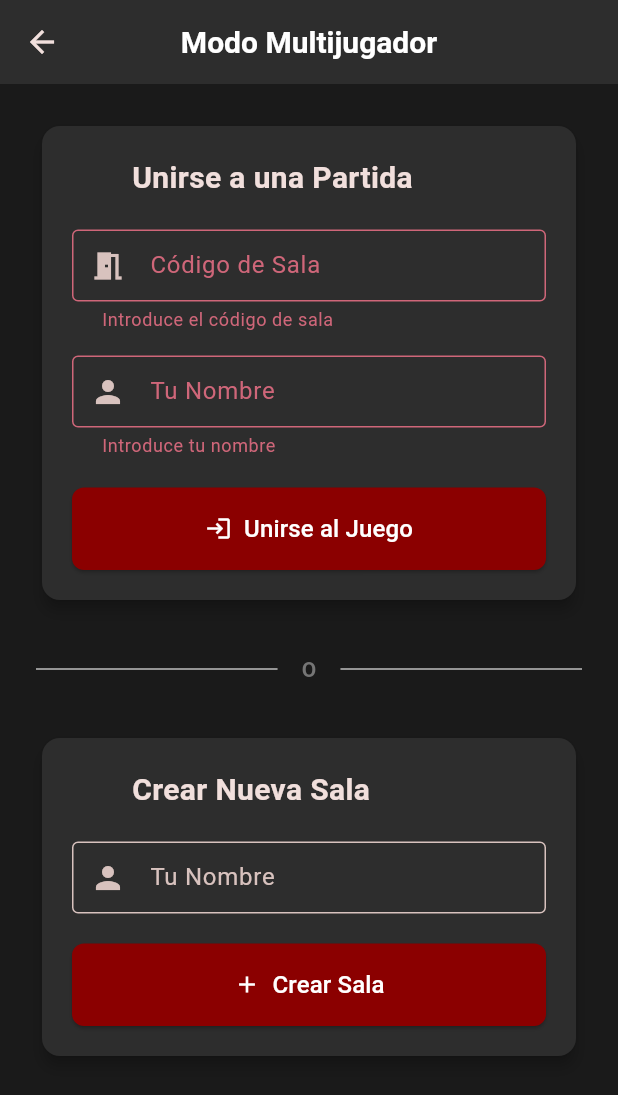
After one commit to ErizoDaFunk/cluedo-party, a Flutter app: the MultiplayerSetupPage screen opened by its route, after a tap on "Unirse al Juego", on a phone screen of 412 x 824 dp. The commit adds this screen. Shown: the top 1095 px of the screen. Run offline on Flutter 3.47's test engine with Material 3 defaults, Android fonts, the light colour scheme and no system bars; our stand-ins replace dartz, equatable, flutter_bloc, get_it, hive, hive_flutter; accounts and stored records are empty.

Commit message:
Starting work related with multiplayer mode

```diff
--- a/lib/core/config/route_names.dart
+++ b/lib/core/config/route_names.dart
@@ -6,4 +6,5 @@ class RouteNames {
   static const String gameSetup = '/game-setup';
   static const String gameActive = '/game-active';
   static const String assignmentReveal = '/assignment-reveal';
+  static const String multiplayerSetup = '/multiplayer-setup';
 }
--- a/lib/core/config/routes.dart
+++ b/lib/core/config/routes.dart
@@ -4,6 +4,7 @@ import '../../features/game_setup/presentation/bloc/game_setup_bloc.dart';
 import '../../features/game_setup/presentation/bloc/game_setup_event.dart';
 import '../../features/game_setup/presentation/pages/game_setup_page.dart';
 import '../../features/home/presentation/pages/home_page.dart';
+import '../../features/multiplayer/presentation/pages/multiplayer_setup_page.dart';
 import '../di/injection.dart';
 import 'route_names.dart';
 
@@ -19,6 +20,7 @@ class AppRoutes {
           create: (_) => getIt<GameSetupBloc>()..add(const LoadGameSetup()),
           child: const GameSetupPage(),
         ),
+    RouteNames.multiplayerSetup: (context) => const MultiplayerSetupPage(),
     // Future routes:
     // RouteNames.gameActive: (context) => const GameActivePage(),
     // RouteNames.assignmentReveal: (context) => const AssignmentRevealPage(),
--- a/lib/features/home/presentation/pages/home_page.dart
+++ b/lib/features/home/presentation/pages/home_page.dart
@@ -1,4 +1,5 @@
 import 'package:flutter/material.dart';
+import '../../../../core/config/route_names.dart';
 import '../../../../core/constants/game_constants.dart';
 
 class HomePage extends StatelessWidget {
@@ -46,7 +47,7 @@ class HomePage extends StatelessWidget {
                 width: double.infinity,
                 child: ElevatedButton.icon(
                   onPressed: () {
-                    Navigator.of(context).pushNamed('/game-setup');
+                    Navigator.of(context).pushNamed(RouteNames.gameSetup);
                   },
                   icon: const Icon(Icons.phone_android, size: 28),
                   label: const Text(
@@ -60,11 +61,13 @@ class HomePage extends StatelessWidget {
               ),
               const SizedBox(height: 16),
 
-              // Multiplayer mode button (disabled)
+              // Multiplayer mode button
               SizedBox(
                 width: double.infinity,
                 child: ElevatedButton.icon(
-                  onPressed: null, // Disabled for now
+                  onPressed: () {
+                    Navigator.of(context).pushNamed(RouteNames.multiplayerSetup);
+                  },
                   icon: const Icon(Icons.devices, size: 28),
                   label: const Text(
                     'Modo Varios Dispositivos',
@@ -75,15 +78,6 @@ class HomePage extends StatelessWidget {
                   ),
                 ),
               ),
-              const SizedBox(height: 8),
-              const Text(
-                'Próximamente...',
-                style: TextStyle(
-                  fontSize: 14,
-                  color: Colors.grey,
-                  fontStyle: FontStyle.italic,
-                ),
-              ),
             ],
           ),
         ),
--- /dev/null
+++ b/lib/features/multiplayer/presentation/pages/multiplayer_setup_page.dart
@@ -0,0 +1,230 @@
+import 'package:flutter/material.dart';
+
+class MultiplayerSetupPage extends StatefulWidget {
+  const MultiplayerSetupPage({super.key});
+
+  @override
+  State<MultiplayerSetupPage> createState() => _MultiplayerSetupPageState();
+}
+
+class _MultiplayerSetupPageState extends State<MultiplayerSetupPage> {
+  final _formKey = GlobalKey<FormState>();
+  final _roomCodeController = TextEditingController();
+  final _playerNameJoinController = TextEditingController();
+  final _playerNameCreateController = TextEditingController();
+
+  @override
+  void dispose() {
+    _roomCodeController.dispose();
+    _playerNameJoinController.dispose();
+    _playerNameCreateController.dispose();
+    super.dispose();
+  }
+
+  void _joinGame() {
+    if (_formKey.currentState!.validate()) {
+      final roomCode = _roomCodeController.text.trim().toUpperCase();
+      final playerName = _playerNameJoinController.text.trim();
+
+      // TODO: Implement join game logic
+      ScaffoldMessenger.of(context).showSnackBar(
+        SnackBar(content: Text('Uniéndose a sala $roomCode como $playerName')),
+      );
+    }
+  }
+
+  void _createRoom() {
+    if (_playerNameCreateController.text.trim().isEmpty) {
+      ScaffoldMessenger.of(context).showSnackBar(
+        const SnackBar(content: Text('Introduce tu nombre')),
+      );
+      return;
+    }
+
+    final playerName = _playerNameCreateController.text.trim();
+
+    // TODO: Implement create room logic
+    ScaffoldMessenger.of(context).showSnackBar(
+      SnackBar(content: Text('Creando sala como $playerName')),
+    );
+  }
+
+  @override
+  Widget build(BuildContext context) {
+    return Scaffold(
+      appBar: AppBar(
+        title: const Text('Modo Multijugador'),
+      ),
+      body: SafeArea(
+        child: SingleChildScrollView(
+          padding: const EdgeInsets.all(24.0),
+          child: Form(
+            key: _formKey,
+            child: Column(
+              crossAxisAlignment: CrossAxisAlignment.stretch,
+              children: [
+                // Join existing game section
+                Card(
+                  elevation: 4,
+                  child: Padding(
+                    padding: const EdgeInsets.all(20.0),
+                    child: Column(
+                      crossAxisAlignment: CrossAxisAlignment.start,
+                      children: [
+                        Row(
+                          children: [
+                            Icon(
+                              Icons.login,
+                              color: Theme.of(context).primaryColor,
+                              size: 28,
+                            ),
+                            const SizedBox(width: 12),
+                            const Text(
+                              'Unirse a una Partida',
+                              style: TextStyle(
+                                fontSize: 20,
+                                fontWeight: FontWeight.bold,
+                              ),
+                            ),
+                          ],
+                        ),
+                        const SizedBox(height: 20),
+                        TextFormField(
+                          controller: _roomCodeController,
+                          decoration: const InputDecoration(
+                            labelText: 'Código de Sala',
+                            hintText: 'Ej: ABC123',
+                            prefixIcon: Icon(Icons.meeting_room),
+                            border: OutlineInputBorder(),
+                          ),
+                          textCapitalization: TextCapitalization.characters,
+                          validator: (value) {
+                            if (value == null || value.trim().isEmpty) {
+                              return 'Introduce el código de sala';
+                            }
+                            if (value.trim().length < 4) {
+                              return 'Código inválido';
+                            }
+                            return null;
+                          },
+                        ),
+                        const SizedBox(height: 16),
+                        TextFormField(
+                          controller: _playerNameJoinController,
+                          decoration: const InputDecoration(
+                            labelText: 'Tu Nombre',
+                            hintText: 'Nombre del jugador',
+                            prefixIcon: Icon(Icons.person),
+                            border: OutlineInputBorder(),
+                          ),
+                          validator: (value) {
+                            if (value == null || value.trim().isEmpty) {
+                              return 'Introduce tu nombre';
+                            }
+                            return null;
+                          },
+                        ),
+                        const SizedBox(height: 20),
+                        SizedBox(
+                          width: double.infinity,
+                          child: ElevatedButton.icon(
+                            onPressed: _joinGame,
+                            icon: const Icon(Icons.login),
+                            label: const Text(
+                              'Unirse al Juego',
+                              style: TextStyle(fontSize: 16),
+                            ),
+                            style: ElevatedButton.styleFrom(
+                              padding: const EdgeInsets.symmetric(vertical: 16),
+                            ),
+                          ),
+                        ),
+                      ],
+                    ),
+                  ),
+                ),
+
+                const SizedBox(height: 32),
+
+                // Divider with text
+                Row(
+                  children: [
+                    Expanded(child: Divider(color: Colors.grey[400])),
+                    Padding(
+                      padding: const EdgeInsets.symmetric(horizontal: 16),
+                      child: Text(
+                        'O',
+                        style: TextStyle(
+                          color: Colors.grey[600],
+                          fontWeight: FontWeight.bold,
+                        ),
+                      ),
+                    ),
+                    Expanded(child: Divider(color: Colors.grey[400])),
+                  ],
+                ),
+
+                const SizedBox(height: 32),
+
+                // Create new room section
+                Card(
+                  elevation: 4,
+                  child: Padding(
+                    padding: const EdgeInsets.all(20.0),
+                    child: Column(
+                      crossAxisAlignment: CrossAxisAlignment.start,
+                      children: [
+                        Row(
+                          children: [
+                            Icon(
+                              Icons.add_circle,
+                              color: Theme.of(context).primaryColor,
+                              size: 28,
+                            ),
+                            const SizedBox(width: 12),
+                            const Text(
+                              'Crear Nueva Sala',
+                              style: TextStyle(
+                                fontSize: 20,
+                                fontWeight: FontWeight.bold,
+                              ),
+                            ),
+                          ],
+                        ),
+                        const SizedBox(height: 20),
+                        TextFormField(
+                          controller: _playerNameCreateController,
+                          decoration: const InputDecoration(
+                            labelText: 'Tu Nombre',
+                            hintText: 'Nombre del anfitrión',
+                            prefixIcon: Icon(Icons.person),
+                            border: OutlineInputBorder(),
+                          ),
+                        ),
+                        const SizedBox(height: 20),
+                        SizedBox(
+                          width: double.infinity,
+                          child: ElevatedButton.icon(
+                            onPressed: _createRoom,
+                            icon: const Icon(Icons.add),
+                            label: const Text(
+                              'Crear Sala',
+                              style: TextStyle(fontSize: 16),
+                            ),
+                            style: ElevatedButton.styleFrom(
+                              padding: const EdgeInsets.symmetric(vertical: 16),
+                            ),
+                          ),
+                        ),
+                      ],
+                    ),
+                  ),
+                ),
+              ],
+            ),
+          ),
+        ),
+      ),
+    );
+  }
+}
```
